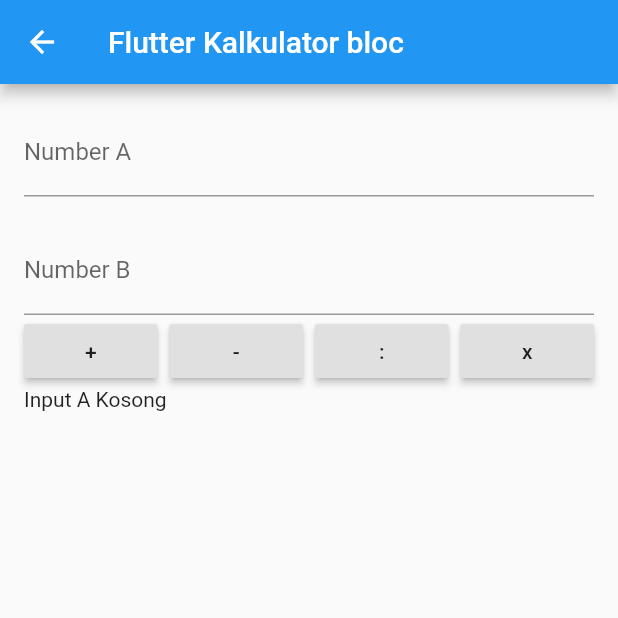
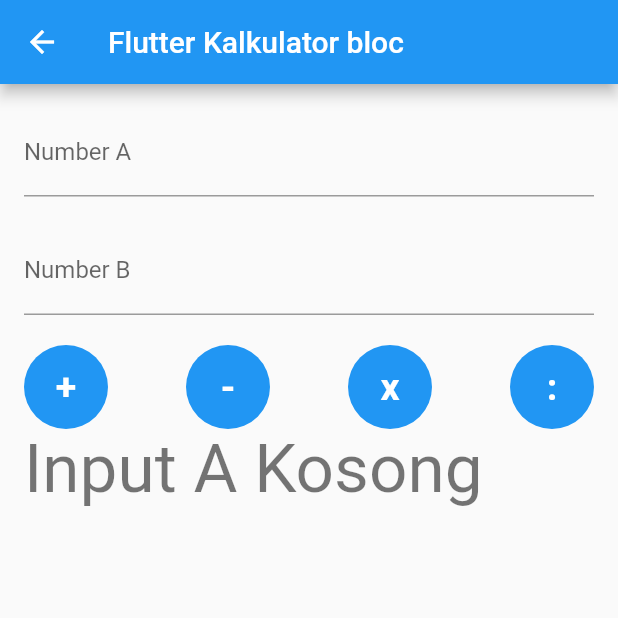
Before and after one commit to arif5995/bloc_calulate, a Flutter app: the KalkulatorPage screen opened by its route, after a tap on an icon or button, on a phone screen of 412 x 824 dp, the top half of it. Run offline on Flutter 3.47's test engine with Material 2 defaults, Android fonts, the phone set to English and light mode, and no system bars; our stand-ins replace rxdart.

Commit message:
desain button

```diff
--- a/lib/ui/kalkulator_page.dart
+++ b/lib/ui/kalkulator_page.dart
@@ -1,4 +1,6 @@
 import 'package:bloccalulate/bloc/blocKalkulator.dart';
+import 'package:bloccalulate/ui/widget/buttonCircle.dart';
+import 'package:bloccalulate/ui/widget/outputText.dart';
 import 'package:flutter/material.dart';
 
 class KalkulatorPage extends StatefulWidget {
@@ -34,9 +36,6 @@
     }
   }
 
-//  void calculater(Operation operation) {
-//    kalkulatorBloc.add(operation);
-//  }
 
   @override
   void dispose() {
@@ -49,8 +48,7 @@
       appBar: AppBar(
         title: Text('Flutter Kalkulator bloc'),
       ),
-      body: SingleChildScrollView(
-          child: Container(
+      body: Container(
         height: MediaQuery.of(context).size.height,
         padding: EdgeInsets.all(16),
         child: Column(
@@ -83,60 +81,64 @@
                   );
                 }
             ),
+            SizedBox(
+              height: 20,
+            ),
             Row(
+              mainAxisSize: MainAxisSize.max,
+              mainAxisAlignment: MainAxisAlignment.spaceBetween,
               children: <Widget>[
-                    Expanded(
-                      child: RaisedButton(
-                          child: Text("+"),
-                          onPressed: () {
+                ButtonCircle(
+                  text: "+",
+                  action: (){
                     calculate(Operation.tambah);
-                            //calculater(Operation.tambah);
-                          }
-                      ),
+                  },
                 ),
                 SizedBox(width: 8.0),
-                    Expanded(
-                      child: RaisedButton(
-                          child: Text("-"),
-                          onPressed: () {
-                            //calculate(Operation.kurang);
-                          }),
+                ButtonCircle(
+                  text: "-",
+                  action: (){
+                    calculate(Operation.tambah);
+                  },
                 ),
                 SizedBox(width: 8.0),
-                    Expanded(
-                      child: RaisedButton(
-                          child: Text(":"),
-                          onPressed: () {
-                            //calculate(Operation.bagi);
-                          }),
+                ButtonCircle(
+                  text: "x",
+                  action: (){
+                    calculate(Operation.tambah);
+                  },
                 ),
                 SizedBox(width: 8.0),
-                    Expanded(
-                      child: RaisedButton(
-                          child: Text("x"),
-                          onPressed: () {
-                            // calculate(Operation.kali);
-                          }),
+                ButtonCircle(
+                  text: ":",
+                  action: (){
+                    calculate(Operation.tambah);
+                  },
                 ),
               ],
             ),
-                SizedBox(width: 8.0),
             StreamBuilder<KalkulatorState>(
                 stream: kalkulatorBloc.stateStream,
                 builder: (context, snapshot){
                   if(snapshot.hasData){
                     if (snapshot.data is KalkulatorSukses) {
                       final data = snapshot.data as KalkulatorSukses;
-                          return Column(
+                      return Center(
+                        child: Column(
+                          mainAxisAlignment: MainAxisAlignment.center,
                           children: <Widget>[
-                              Text("Hasil : ${data.result}"),
-                              Text("Input A: ${_controllerNumberA.text}"),
-                              Text("Input B: ${_controllerNumberB.text}")
+                            Text("Hasil", style: TextStyle(fontSize: 20),),
+                            OutputText(
+                              output: data.result.toString(),
+                            )
                           ],
+                        ),
                       );
                     }else if (snapshot.data is KalkulatoorFailed) {
                       final errors = snapshot.data as KalkulatoorFailed;
-                          return Text(errors.error);
+                      return OutputText(
+                          output: errors.error.toString(),
+                      );
                     }else {
                       return Container();
                     }
@@ -146,7 +148,7 @@
               },)
           ],
         ),
-          )),
+      ),
     );
   }
 }
--- /dev/null
+++ b/lib/ui/widget/buttonCircle.dart
@@ -0,0 +1,28 @@
+import 'package:flutter/material.dart';
+
+class ButtonCircle extends StatelessWidget {
+  String text;
+  Function action;
+
+  ButtonCircle({ this.text, this.action});
+
+  @override
+  Widget build(BuildContext context) {
+    return ClipOval(
+      child: Material(
+        color: Colors.blue,
+        child: InkWell(
+          splashColor: Colors.green,
+          child: SizedBox(
+            width: 56,
+            height: 56,
+            child:
+            //Icon(Icons.menu)
+            Center(child: Text(text, style: TextStyle(fontSize: 25, color: Colors.white, fontWeight: FontWeight.bold),)),
+          ),
+          onTap: action,
+        ),
+      ),
+    );
+  }
+}
--- /dev/null
+++ b/lib/ui/widget/outputText.dart
@@ -0,0 +1,15 @@
+import 'package:flutter/material.dart';
+
+class OutputText extends StatelessWidget {
+  final String output;
+
+  OutputText({this.output});
+
+  @override
+  Widget build(BuildContext context) {
+    return Text(
+      output,
+      style: Theme.of(context).textTheme.display2,
+    );
+  }
+}
```
Also changed, not shown: lib/ui/home_page.dart (+21 -8 lines), lib/ui/widget/buttonSquare.dart (added, +45 -0 lines). Lines whose indentation alone changed are shown as unchanged.
